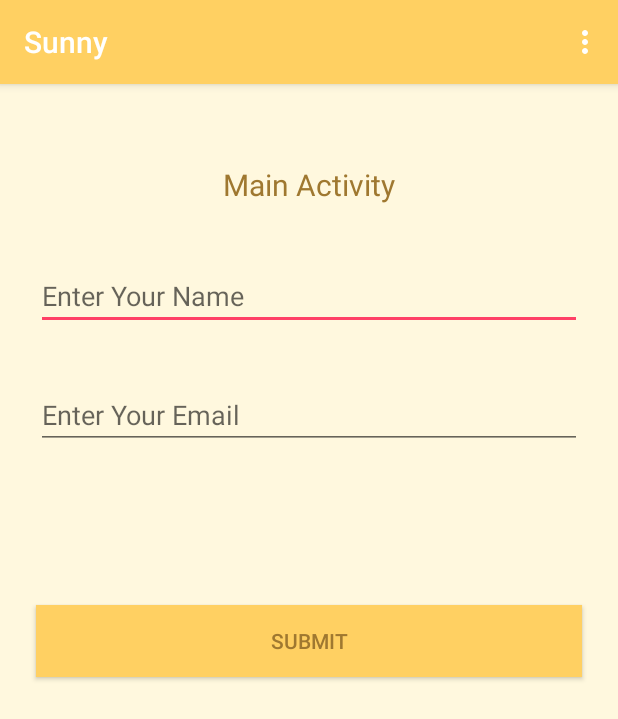
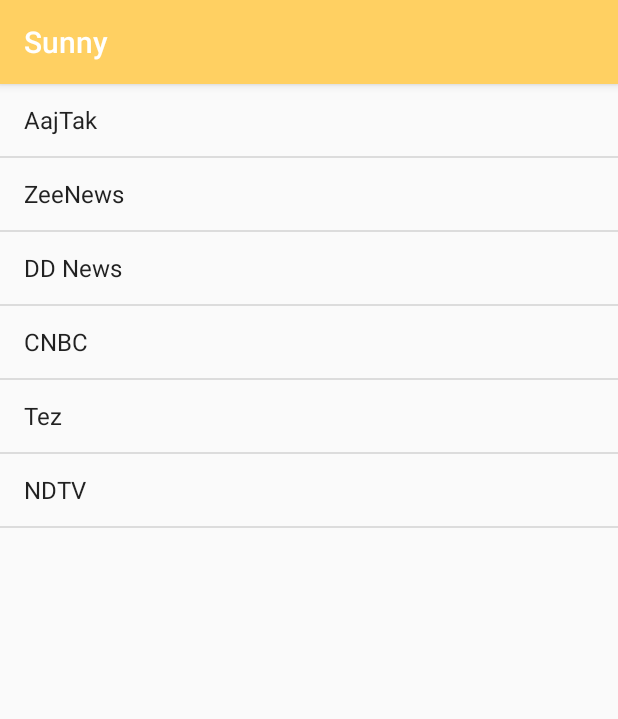
Before and after one commit to ishantk/ActivityDemo, an Android app: the screen it shows after launch (MainActivity before the commit, NewsListActivity after it), in the options menu, after a tap on "Remove Employee", on a phone screen of 412 x 824 dp. Shown: the top 719 px of the screen. Run offline under Robolectric (Android 15) with nearby library versions, the phone set to English and light mode, and no system bars; 2 statements that could not run were skipped.

Commit message:
ListView and WebView

```diff
--- a/app/src/main/AndroidManifest.xml
+++ b/app/src/main/AndroidManifest.xml
@@ -1,6 +1,8 @@
 <?xml version="1.0" encoding="utf-8"?>
 <manifest xmlns:android="http://schemas.android.com/apk/res/android"
     package="com.auribises.activitydemo">
+
+    <uses-permission android:name="android.permission.INTERNET"/>
 
     <application
         android:allowBackup="true"
@@ -23,7 +25,9 @@
                 <category android:name="android.intent.category.DEFAULT" />
             </intent-filter>
         </activity>
-        <activity android:name=".ViewsActivity"></activity>
+        <activity android:name=".ViewsActivity" />
+        <activity android:name=".NewsListActivity" />
+        <activity android:name=".NewsActivity"></activity>
     </application>
 
 </manifest>
--- a/app/src/main/java/com/auribises/activitydemo/HomeActivity.java
+++ b/app/src/main/java/com/auribises/activitydemo/HomeActivity.java
@@ -16,7 +16,7 @@
         super.onCreate(savedInstanceState);
         setContentView(R.layout.activity_home);
 
-        eTxtName = (EditText)findViewById(R.id.editText);
+        eTxtName = (EditText)findViewById(R.id.editText); // (EditText)getBean(id)
         eTxtEmail = (EditText)findViewById(R.id.editText2);
 
         Intent rcv = getIntent();
--- a/app/src/main/java/com/auribises/activitydemo/MainActivity.java
+++ b/app/src/main/java/com/auribises/activitydemo/MainActivity.java
@@ -155,7 +155,8 @@
                 break;
 
             case R.id.remove:
-                Toast.makeText(this,"You Removed Employee",Toast.LENGTH_LONG).show();
+                Intent intent1 = new Intent(MainActivity.this,NewsListActivity.class);
+                startActivity(intent1);
                 break;
         }
         return super.onOptionsItemSelected(item);
--- /dev/null
+++ b/app/src/main/java/com/auribises/activitydemo/NewsListActivity.java
@@ -0,0 +1,55 @@
+package com.auribises.activitydemo;
+
+import android.content.Intent;
+import android.support.v7.app.AppCompatActivity;
+import android.os.Bundle;
+import android.view.View;
+import android.widget.AdapterView;
+import android.widget.ArrayAdapter;
+import android.widget.ListView;
+import android.widget.Toast;
+
+public class NewsListActivity extends AppCompatActivity implements AdapterView.OnItemClickListener{
+
+    ListView listView;
+    ArrayAdapter<String> newsAdapter;
+
+    @Override
+    protected void onCreate(Bundle savedInstanceState) {
+        super.onCreate(savedInstanceState);
+        setContentView(R.layout.activity_news_list);
+
+        listView = (ListView)findViewById(R.id.listView);
+
+        newsAdapter = new ArrayAdapter<String>(this,android.R.layout.simple_list_item_1);
+        newsAdapter.add("AajTak"); //0
+        newsAdapter.add("ZeeNews");
+        newsAdapter.add("DD News");
+        newsAdapter.add("CNBC");
+        newsAdapter.add("Tez");
+        newsAdapter.add("NDTV");   //n-1
+
+        listView.setAdapter(newsAdapter);
+        listView.setOnItemClickListener(this);
+    }
+
+    @Override
+    public void onItemClick(AdapterView<?> adapterView, View view, int i, long l) {
+
+        Intent intent = new Intent(NewsListActivity.this,NewsActivity.class);
+
+        switch (i){
+            case 0:
+                //Toast.makeText(this,"You Selected AajTak",Toast.LENGTH_LONG).show();
+                intent.putExtra("newsUrlKey","https://aajtak.intoday.in/");
+                break;
+
+            case 1:
+                intent.putExtra("newsUrlKey","http://zeenews.india.com/");
+                break;
+        }
+
+
+        startActivity(intent);
+    }
+}
--- /dev/null
+++ b/app/src/main/res/layout/activity_news_list.xml
@@ -0,0 +1,10 @@
+<?xml version="1.0" encoding="utf-8"?>
+<ListView xmlns:android="http://schemas.android.com/apk/res/android"
+    xmlns:app="http://schemas.android.com/apk/res-auto"
+    xmlns:tools="http://schemas.android.com/tools"
+    android:layout_width="match_parent"
+    android:layout_height="match_parent"
+    android:id="@+id/listView"
+    tools:context="com.auribises.activitydemo.NewsListActivity">
+
+</ListView>
```
Also changed, not shown: app/src/main/java/com/auribises/activitydemo/NewsActivity.java (added, +30 -0 lines), app/src/main/res/layout/activity_news.xml (added, +10 -0 lines).
